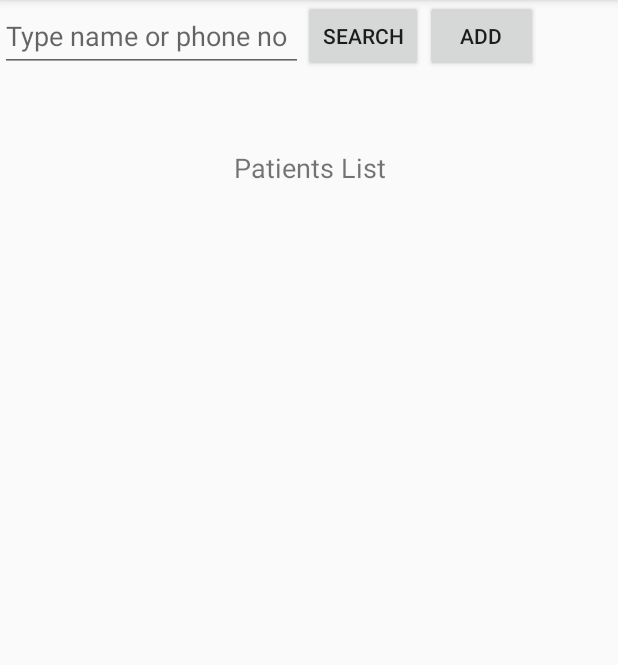
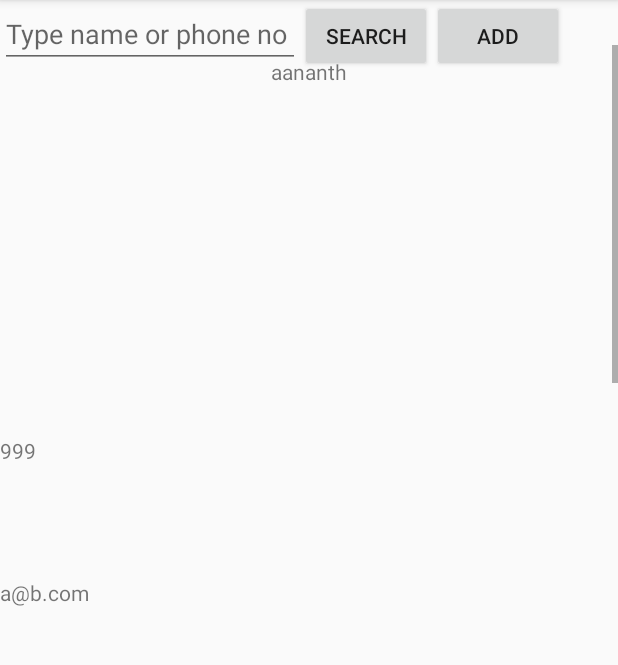
Before and after one commit to aananthcn/prms-android, an Android app: the screen it shows after launch (LoginActivity before the commit, MainActivity after it), after a tap on "LOGIN", on a phone screen of 412 x 824 dp, the part 84-749 px from its top. Run offline under Robolectric (Android 15) with nearby library versions, the phone set to English and light mode, and no system bars; 2 statements that could not run were skipped.

Commit message:
Working PRMS with Recycler View

```diff
--- a/app/build.gradle
+++ b/app/build.gradle
@@ -37,4 +37,5 @@ dependencies {
     compile 'com.android.support:appcompat-v7:25.3.1'
     compile 'com.android.support.constraint:constraint-layout:1.0.2'
     testCompile 'junit:junit:4.12'
+    compile 'com.android.support:recyclerview-v7:25.3.1'
 }
--- a/app/src/main/AndroidManifest.xml
+++ b/app/src/main/AndroidManifest.xml
@@ -10,7 +10,7 @@
         android:supportsRtl="true"
         android:theme="@style/AppTheme">
 
-        <activity android:name=".LoginActivity" android:configChanges="screenLayout|orientation|screenSize">
+        <activity android:name=".MainActivity" android:configChanges="screenLayout|orientation|screenSize">
             <intent-filter>
                 <action android:name="android.intent.action.MAIN" />
 
--- a/app/src/main/java/com/nonprofit/aananth/prms/LoginActivity.java
+++ /dev/null
@@ -1,89 +0,0 @@
-package com.nonprofit.aananth.prms;
-
-import android.content.res.Configuration;
-import android.database.sqlite.SQLiteDatabase;
-import android.support.v7.app.AppCompatActivity;
-import android.os.Bundle;
-import android.util.Log;
-import android.view.View;
-import android.widget.EditText;
-import android.widget.TextView;
-import java.lang.String;
-import java.util.Arrays;
-import java.util.List;
-
-import static java.security.AccessController.getContext;
-
-
-public class LoginActivity extends AppCompatActivity {
-
-    // Used to load the 'native-lib' library on application startup.
-    static {
-        System.loadLibrary("native-lib");
-    }
-
-    // Aananth added these member variables
-    private int currLayout;
-    private List doctors = Arrays.asList("Jegadish", "Rama");
-    private EditText user, password;
-    private PatientDB patientdb = new PatientDB(this);
-
-    @Override
-    protected void onCreate(Bundle savedInstanceState) {
-        super.onCreate(savedInstanceState);
-        setContentView(R.layout.login);
-
-        // Example of a call to a native method
-        TextView tv = (TextView) findViewById(R.id.message_txt);
-        tv.setText(stringFromJNI());
-
-        // Aananth added these lines
-        currLayout = R.layout.login;
-        Log.d("Init", "Patient list created with name: "+patientdb.toString());
-    }
-
-    /**
-     * A native method that is implemented by the 'native-lib' native library,
-     * which is packaged with this application.
-     */
-    public native String stringFromJNI();
-
-    public void onLogin(View view) {
-        // get the user inputs
-        user = (EditText)findViewById(R.id.user);
-        password = (EditText)findViewById(R.id.password);
-
-        // check if the credentials are valid. TODO: Implement a secure and better auth logic
-        if (doctors.contains(user.getText().toString())) {
-            if (password.getText().toString().contains("saami123")) {
-                Log.d("Authentication", "Successful login");
-                currLayout = R.layout.patients;
-                setContentView(currLayout);
-            }
-            else {
-                Log.d("Authentication", "Failure! Password: " + password.getText().toString());
-            }
-        }
-        else {
-            Log.d("Authentication ", "Failure! Username: " + user.getText().toString());
-        }
-
-        // remove these lines
-        Log.d("Authentication", "Successful login");
-        currLayout = R.layout.patients;
-        setContentView(currLayout);
-    }
-
-    @Override
-    public void onConfigurationChanged(Configuration newConfig) {
-        super.onConfigurationChanged(newConfig);
-        Log.d("Configuration Changed", "Layout set to current layout");
-        setContentView(currLayout);
-    }
-
-    // Added by Aananth: Add button handler
-    public void AddNewPatient(View view) {
-        currLayout = R.layout.add_edit;
-        setContentView(currLayout);
-    }
-}
--- /dev/null
+++ b/app/src/main/java/com/nonprofit/aananth/prms/MainActivity.java
@@ -0,0 +1,157 @@
+package com.nonprofit.aananth.prms;
+
+import android.content.res.Configuration;
+import android.database.Cursor;
+import android.support.v7.app.AppCompatActivity;
+import android.os.Bundle;
+import android.support.v7.widget.DefaultItemAnimator;
+import android.support.v7.widget.LinearLayoutManager;
+import android.support.v7.widget.RecyclerView;
+import android.util.Log;
+import android.view.View;
+import android.widget.EditText;
+import android.widget.ListView;
+import android.widget.RadioButton;
+import android.widget.TextView;
+import java.lang.String;
+import java.util.ArrayList;
+import java.util.Arrays;
+import java.util.List;
+
+import static android.os.SystemClock.sleep;
+
+
+public class MainActivity extends AppCompatActivity {
+
+    // Used to load the 'native-lib' library on application startup.
+    static {
+        System.loadLibrary("native-lib");
+    }
+
+    // Aananth added these member variables
+    private int currLayout;
+    private List doctors = Arrays.asList("Jegadish", "Rama");
+    private EditText user, password, patname, patphone, patmail;
+    private ListView listPat;
+    private PatientDB patientdb = new PatientDB(this);
+    private RecyclerView mRecyclerView;
+    private LinearLayoutManager mLinearLayoutManager;
+    private RecyclerAdapter mAdapter;
+
+    @Override
+    protected void onCreate(Bundle savedInstanceState) {
+        super.onCreate(savedInstanceState);
+        setContentView(R.layout.login);
+
+        // Example of a call to a native method
+        TextView tv = (TextView) findViewById(R.id.message_txt);
+        tv.setText(stringFromJNI());
+
+        // Aananth added these lines
+        currLayout = R.layout.login;
+    }
+
+    /**
+     * A native method that is implemented by the 'native-lib' native library,
+     * which is packaged with this application.
+     */
+    public native String stringFromJNI();
+
+    public void onLogin(View view) {
+        // get the user inputs
+        user = (EditText)findViewById(R.id.user);
+        password = (EditText)findViewById(R.id.password);
+
+        // check if the credentials are valid. TODO: Implement a secure and better auth logic
+        if (doctors.contains(user.getText().toString())) {
+            if (password.getText().toString().contains("saami123")) {
+                Log.d("Main Activity", "Successful login");
+                currLayout = R.layout.patients;
+                setContentView(currLayout);
+            }
+            else {
+                Log.d("Main Activity", "Failure! Password: " + password.getText().toString());
+            }
+        }
+        else {
+            Log.d("Main Activity", "Failure! Username: " + user.getText().toString());
+        }
+
+        // remove these lines
+        Log.d("Main Activity", "Successful login");
+        currLayout = R.layout.patients;
+        setContentView(currLayout);
+
+        // Aananth moved these lines from OnCreate()
+        mRecyclerView = (RecyclerView) findViewById(R.id.pl_rv);
+        if (mRecyclerView == null) {
+            Log.d("Main Activity", "mRecylerView is null!!");
+            return;
+        }
+        mLinearLayoutManager = new LinearLayoutManager(this);
+        mRecyclerView.setLayoutManager(mLinearLayoutManager);
+        List<Patient> patlist = new ArrayList<Patient>();
+        Patient p1 = new Patient("aananth", "999", "a@b.com");
+        Patient p2 = new Patient("manoja", "888", "m@v.com");
+        patlist.add(p1);
+        patlist.add(p2);
+        mAdapter = new RecyclerAdapter(patlist);
+        mRecyclerView.setAdapter(mAdapter);
+    }
+
+    @Override
+    public void onConfigurationChanged(Configuration newConfig) {
+        super.onConfigurationChanged(newConfig);
+        Log.d("Main Activity", "Layout set to current layout");
+        setContentView(currLayout);
+    }
+
+    // Added by Aananth: Add button handler
+    public void AddNewPatient(View view) {
+        currLayout = R.layout.add_edit;
+        setContentView(currLayout);
+    }
+
+    public void SavePatientRecord(View view) {
+        String gender;
+        RadioButton patgender;
+
+        patname = (EditText)findViewById(R.id.fullName);
+        patphone = (EditText)findViewById(R.id.phoneNo);
+        patmail = (EditText)findViewById(R.id.emailID);
+        patgender = (RadioButton)findViewById(R.id.radioMale);
+
+        if (patgender.isChecked())
+            gender = "Male";
+        else
+            gender = "Female";
+
+        patientdb.AddPatient(patname.getText().toString(), gender, patphone.getText().toString(),
+                patmail.getText().toString());
+        Log.d("Main Activity", "Saved patient records");
+        currLayout = R.layout.patients;
+        setContentView(currLayout);
+    }
+
+    public void RefreshPatientList() {
+        String columns[] = {"name", "phone"};
+        ArrayList<ArrayList<String>> retList = new ArrayList<ArrayList<String>>();
+        ArrayList<String> list = new ArrayList<String>();
+        Cursor cursor = patientdb.getReadableDatabase().query(patientdb.TABLE_PATIENTS,
+                 columns, null, null, null, null, null);
+        if (cursor.moveToFirst()) {
+            do {
+                list = new ArrayList<String>();
+                for(int i=0; i<cursor.getColumnCount(); i++) {
+                    list.add( cursor.getString(i) );
+                }
+                retList.add(list);
+            } while (cursor.moveToNext());
+        }
+        if (cursor != null && !cursor.isClosed()) {
+            cursor.close();
+        }
+
+        //return retList;
+    }
+}
--- /dev/null
+++ b/app/src/main/java/com/nonprofit/aananth/prms/Patient.java
@@ -0,0 +1,17 @@
+package com.nonprofit.aananth.prms;
+
+/**
+ * Created by aananth on 09/04/17.
+ */
+
+public class Patient {
+    String mName;
+    String mPhone;
+    String mEmail;
+
+    public Patient(String name, String phone, String email) {
+        mName = name;
+        mPhone = phone;
+        mEmail = email;
+    }
+}
--- a/app/src/main/java/com/nonprofit/aananth/prms/PatientDB.java
+++ b/app/src/main/java/com/nonprofit/aananth/prms/PatientDB.java
@@ -3,31 +3,51 @@ package com.nonprofit.aananth.prms;
 import android.content.Context;
 import android.database.sqlite.SQLiteDatabase;
 import android.database.sqlite.SQLiteOpenHelper;
+import android.util.Log;
 
 /**
  * Created by aananth on 04/04/17.
  */
 
 public class PatientDB extends SQLiteOpenHelper{
-    // If you change the database schema, you must increment the database version.
-    public static final int DATABASE_VERSION = 1;
-    public static final String DATABASE_NAME = "Patient.db";
+    public static final String TABLE_PATIENTS = "patientlist";
+    public static final String COLUMN_ID = "_id";
+    private static final String DATABASE_NAME = "PRMS.db";
+    private static final int DATABASE_VERSION = 1;
+
+    // Database creation sql statement
+    private static final String DATABASE_CREATE = "CREATE TABLE IF NOT EXISTS " + TABLE_PATIENTS + " ( " + COLUMN_ID +
+            " INTEGER PRIMARY KEY AUTOINCREMENT, name VARCHAR(100), phone VARCHAR(30), email VARCHAR(60), gender VARCHAR(20))";
 
     public PatientDB(Context context) {
         super(context, DATABASE_NAME, null, DATABASE_VERSION);
     }
 
-    public void onCreate(SQLiteDatabase db) {
-        db.execSQL("CREATE TABLE IF NOT EXISTS patientdb.patientlist ( pid INT NOT NULL AUTO_INCREMENT, name VARCHAR(100), phone VARCHAR(30), email VARCHAR(60), gender VARCHAR(20), PRIMARY KEY (pid) )");
+    @Override
+    public void onCreate(SQLiteDatabase database) {
+        Log.d("PatientDB", "Creating database: " + DATABASE_NAME);
+        database.execSQL(DATABASE_CREATE);
     }
 
+    @Override
     public void onUpgrade(SQLiteDatabase db, int oldVersion, int newVersion) {
-        // This database is only a cache for online data, so its upgrade policy is
-        // to simply to discard the data and start over
+        Log.w(PatientDB.class.getName(),
+                "Upgrading database from version " + oldVersion + " to "
+                        + newVersion + ", which will destroy all old data");
+        //db.execSQL("DROP TABLE IF EXISTS " + TABLE_PATIENTS);
         onCreate(db);
     }
 
-    public void onDowngrade(SQLiteDatabase db, int oldVersion, int newVersion) {
-        onUpgrade(db, oldVersion, newVersion);
+    public void InitDatabase(SQLiteDatabase db) {
+        //db.execSQL("CREATE DATABASE IF NOT EXISTS "+ DATABASE_NAME);
+        //db.execSQL("USE " + DATABASE_NAME);
+        //db.execSQL("CREATE TABLE IF NOT EXISTS " + PATIENT_TABLE + " ( pid INT NOT NULL AUTO_INCREMENT, name VARCHAR(100), phone VARCHAR(30), email VARCHAR(60), gender VARCHAR(20), PRIMARY KEY (pid) )");
+    }
+
+    public void AddPatient(String name, String gender, String phone, String email) {
+        SQLiteDatabase db = this.getWritableDatabase();
+        Log.d("PatientDB", name + ", " + gender + ", " + phone + ", " + email);
+        db.execSQL("INSERT INTO " + TABLE_PATIENTS + " (name, phone, email, gender) VALUES ('"+ name +
+                "', '" + phone +"', '" + email + "', '" + gender + "')");
     }
 }
--- /dev/null
+++ b/app/src/main/java/com/nonprofit/aananth/prms/RecyclerAdapter.java
@@ -0,0 +1,64 @@
+package com.nonprofit.aananth.prms;
+
+import android.support.v7.widget.RecyclerView;
+import android.view.LayoutInflater;
+import android.view.View;
+import android.view.ViewGroup;
+import android.widget.TextView;
+
+import java.util.List;
+
+/**
+ * Created by aananth on 09/04/17.
+ */
+
+
+public class RecyclerAdapter extends RecyclerView.Adapter<RecyclerAdapter.ViewHolder> {
+    private List<Patient> patientList;
+
+    // http://www.androidhive.info/2016/01/android-working-with-recycler-view/
+    public static class ViewHolder extends RecyclerView.ViewHolder {
+        public TextView name, phone, email;
+
+        public ViewHolder(View view) {
+            super(view);
+            name = (TextView) view.findViewById(R.id.item_name);
+            phone = (TextView) view.findViewById(R.id.item_phone);
+            email = (TextView) view.findViewById(R.id.item_email);
+        }
+    }
+
+    // Provide a suitable constructor (depends on the kind of dataset)
+    public RecyclerAdapter(List<Patient> patList) {
+        this.patientList = patList;
+    }
+
+    // Create new views (invoked by the layout manager)
+    @Override
+    public RecyclerAdapter.ViewHolder onCreateViewHolder(ViewGroup parent,
+                                                   int viewType) {
+        // create a new view
+        View v = LayoutInflater.from(parent.getContext()).inflate(R.layout.pat_item_row,
+                parent, false);
+        // set the view's size, margins, paddings and layout parameters
+        //...
+        ViewHolder vh = new ViewHolder(v);
+        return vh;
+    }
+
+    // Replace the contents of a view (invoked by the layout manager)
+    @Override
+    public void onBindViewHolder(ViewHolder holder, int position) {
+        // http://www.androidhive.info/2016/01/android-working-with-recycler-view/
+        Patient patient = patientList.get(position);
+        holder.name.setText(patient.mName);
+        holder.email.setText(patient.mEmail);
+        holder.phone.setText(patient.mPhone);
+    }
+
+    // Return the size of your dataset (invoked by the layout manager)
+    @Override
+    public int getItemCount() {
+        return patientList.size();
+    }
+}
--- a/app/src/main/res/layout/login.xml
+++ b/app/src/main/res/layout/login.xml
@@ -4,7 +4,7 @@
     xmlns:tools="http://schemas.android.com/tools"
     android:layout_width="match_parent"
     android:layout_height="match_parent"
-    tools:context="com.nonprofit.aananth.prms.LoginActivity">
+    tools:context="com.nonprofit.aananth.prms.MainActivity">
 
     <TextView
         android:id="@+id/message_txt"
--- /dev/null
+++ b/app/src/main/res/layout/pat_item_row.xml
@@ -0,0 +1,29 @@
+<?xml version="1.0" encoding="utf-8"?>
+<LinearLayout xmlns:android="http://schemas.android.com/apk/res/android"
+    android:orientation="vertical" android:layout_width="match_parent"
+    android:layout_height="match_parent">
+    <TextView
+        android:id="@+id/item_name"
+        android:layout_width="wrap_content"
+        android:layout_height="wrap_content"
+        android:layout_gravity="center"
+        android:layout_marginTop="8dp"
+        android:adjustViewBounds="true"
+        android:layout_weight="3"/>
+    <TextView
+        android:id="@+id/item_phone"
+        android:layout_width="wrap_content"
+        android:layout_height="wrap_content"
+        android:layout_marginTop="8dp"
+        android:layout_gravity="top|start"
+        android:layout_weight="1"
+        android:text="Some date"/>
+    <TextView
+        android:id="@+id/item_email"
+        android:layout_width="wrap_content"
+        android:layout_height="wrap_content"
+        android:layout_gravity="center|start"
+        android:layout_weight="1"
+        android:ellipsize="end"
+        android:maxLines="5"/>
+</LinearLayout>
--- a/app/src/main/res/layout/patients.xml
+++ b/app/src/main/res/layout/patients.xml
@@ -6,88 +6,40 @@
     android:layout_width="match_parent"
     android:layout_height="match_parent">
 
-    <TextView
-        android:id="@+id/patient_list"
-        android:layout_width="0dp"
-        android:layout_height="wrap_content"
-        android:layout_marginEnd="8dp"
-        android:layout_marginStart="8dp"
-        android:layout_marginTop="99dp"
-        android:text="Patients List"
-        android:textAlignment="center"
-        android:textAllCaps="false"
-        android:textSize="18sp"
-        app:layout_constraintLeft_toLeftOf="parent"
-        app:layout_constraintRight_toRightOf="parent"
-        app:layout_constraintTop_toTopOf="parent"
-        tools:layout_constraintLeft_creator="1"
-        tools:layout_constraintRight_creator="1"
-        tools:layout_constraintTop_creator="1" />
-
     <EditText
         android:id="@+id/search_txt"
-        android:layout_width="202dp"
-        android:layout_height="48dp"
-        android:layout_marginBottom="0dp"
+        android:layout_width="200dp"
+        android:layout_height="45dp"
         android:ems="10"
         android:hint="Type name or phone no"
         android:inputType="textPersonName"
-        app:layout_constraintBottom_toBottomOf="@+id/search_btn"
+        tools:layout_editor_absoluteY="0dp"
         tools:layout_editor_absoluteX="0dp" />
 
     <Button
         android:id="@+id/search_btn"
-        android:layout_width="80dp"
+        android:layout_width="88dp"
         android:layout_height="48dp"
-        android:layout_marginLeft="0dp"
         android:text="Search"
-        app:layout_constraintBottom_toBottomOf="@+id/search_txt"
         app:layout_constraintLeft_toRightOf="@+id/search_txt"
-        app:layout_constraintTop_toTopOf="@+id/search_txt" />
+        tools:layout_editor_absoluteY="0dp" />
 
     <Button
         android:id="@+id/add_btn"
-        android:layout_width="75dp"
+        android:layout_width="88dp"
         android:layout_height="48dp"
         android:text="Add"
         android:onClick="AddNewPatient"
         app:layout_constraintLeft_toRightOf="@+id/search_btn"
-        app:layout_constraintTop_toTopOf="@+id/search_btn"
-        app:layout_constraintBottom_toBottomOf="@+id/search_btn"
-        android:layout_marginLeft="1dp"
-        app:layout_constraintVertical_bias="0.0" />
+        tools:layout_editor_absoluteY="0dp" />
 
-    <android.support.constraint.Guideline
-        android:layout_width="wrap_content"
-        android:layout_height="wrap_content"
-        android:id="@+id/guideline3"
-        app:layout_constraintGuide_begin="20dp"
-        android:orientation="vertical"
-        tools:layout_editor_absoluteY="0dp"
-        tools:layout_editor_absoluteX="20dp" />
-
-    <android.support.constraint.Guideline
-        android:layout_width="wrap_content"
-        android:layout_height="wrap_content"
-        android:id="@+id/guideline4"
-        app:layout_constraintGuide_begin="20dp"
-        android:orientation="vertical"
-        tools:layout_editor_absoluteY="0dp"
-        tools:layout_editor_absoluteX="20dp" />
-
-    <android.support.constraint.Guideline
-        android:layout_width="wrap_content"
-        android:layout_height="wrap_content"
-        android:id="@+id/guideline5"
-        app:layout_constraintGuide_begin="20dp"
-        android:orientation="vertical"
-        tools:layout_editor_absoluteY="0dp"
-        tools:layout_editor_absoluteX="20dp" />
-
-    <android.support.constraint.Guideline
-        android:layout_width="wrap_content"
-        android:layout_height="wrap_content"
-        android:id="@+id/guideline6"
-        app:layout_constraintGuide_begin="20dp"
-        android:orientation="horizontal" />
+    <android.support.v7.widget.RecyclerView
+        android:id="@+id/pl_rv"
+        android:layout_width="0dp"
+        android:layout_height="450dp"
+        android:layout_marginTop="-15dp"
+        android:scrollbars="vertical"
+        app:layout_constraintLeft_toLeftOf="parent"
+        app:layout_constraintRight_toRightOf="parent"
+        app:layout_constraintTop_toBottomOf="@+id/search_txt" />
 </android.support.constraint.ConstraintLayout>
```
Also changed, not shown: app/src/main/res/layout/add_edit.xml (+52 -41 lines), 1 other file.
